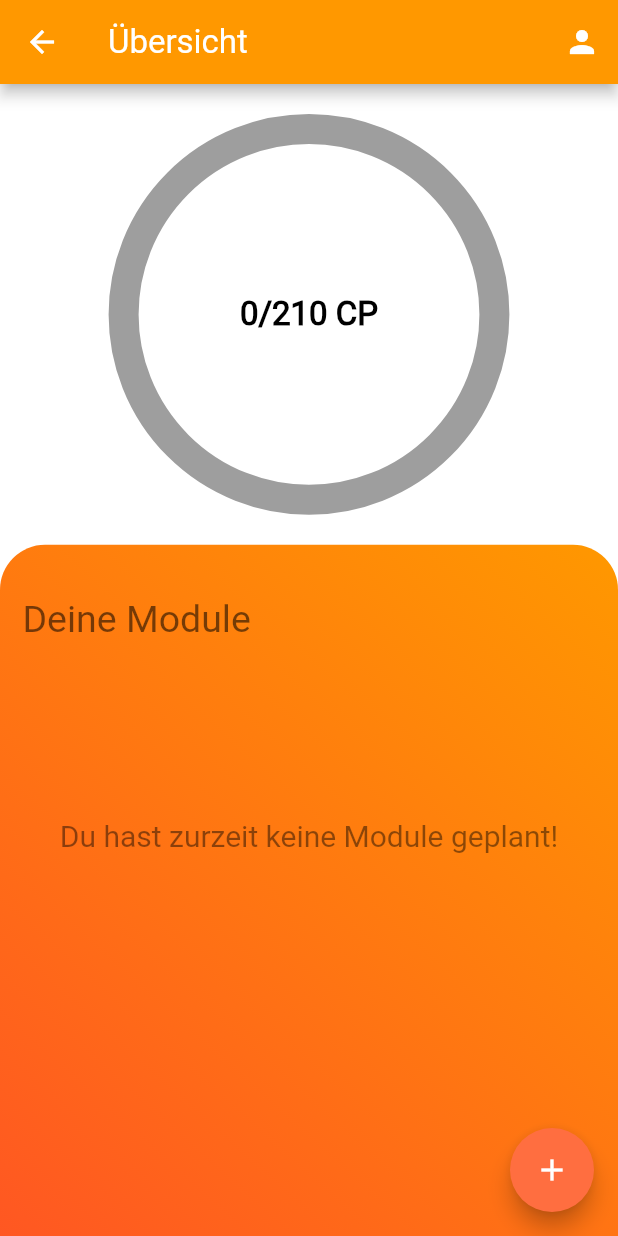
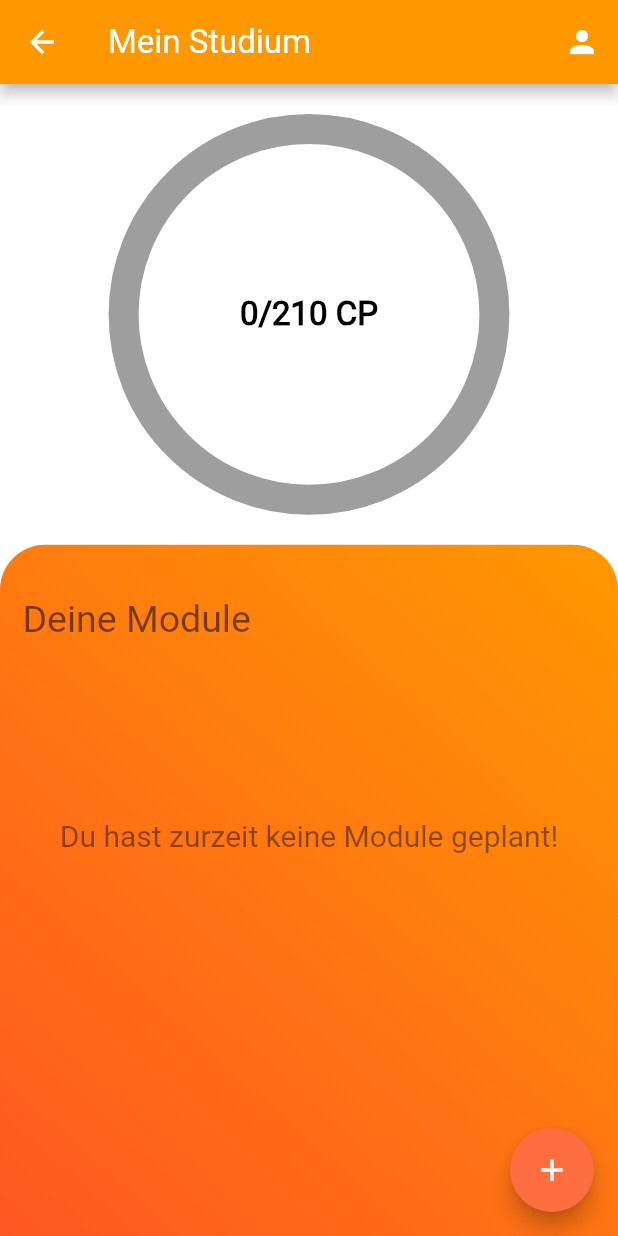
Before and after one commit to AlfredTachi/MyStudyBuddy2020, a Flutter app: the Dashboard screen opened by its route, on a phone screen of 412 x 824 dp. Run offline on Flutter 3.47's test engine with Material 2 defaults, Android fonts, the phone set to English and light mode, and no system bars; our stand-ins replace get, percent_indicator, photo_view, shared_preferences, smooth_star_rating, sqflite and 1 more; missing offline and left inert: flutter_custom_dialog; accounts and stored records are empty.

Commit message:
commented out error

```diff
--- a/lib/dashboard/dashboard.dart
+++ b/lib/dashboard/dashboard.dart
@@ -15,7 +15,7 @@ class DashboardState extends State<Dashboard> {
   Widget build(BuildContext context) {
     return Scaffold(
       appBar: AppBar(
-        title: Text("Übersicht"),
+        title: Text("Mein Studium"),
         actions: <Widget>[
           IconButton(
             icon: Icon(Icons.person),
@@ -86,15 +86,15 @@ class DashboardState extends State<Dashboard> {
                                     future: getFutureData(),
                                     builder: (BuildContext context,
                                         AsyncSnapshot snapshot) {
-                                      if (snapshot.hasData) {
-                                        return Center(
-                                          child: Wrap(
-                                              direction: Axis.horizontal,
-                                              spacing: 0,
-                                              runSpacing: 5,
-                                              children: getFutureData()),
-                                        );
-                                      } else {
+                                      // if (snapshot.hasData) {
+                                      //   return Center(
+                                      //     child: Wrap(
+                                      //         direction: Axis.horizontal,
+                                      //         spacing: 0,
+                                      //         runSpacing: 5,
+                                      //         children: getFutureData()),
+                                      //   );
+                                      // } else {
                                       return Center(
                                           child: Align(
                                               heightFactor: 10,
@@ -104,7 +104,7 @@ class DashboardState extends State<Dashboard> {
                                                 style: TextStyle(
                                                     color: Colors.black45),
                                               ))));
-                                      }
+                                      // }
                                     },
                                   ),
                                 ),
@@ -125,6 +125,7 @@ class DashboardState extends State<Dashboard> {
   }
 
   getFutureData() async {
+    ///TODO Dashboard fixen
     var module = await DBProvider.db.getModule(151);
     String title = module.title;
     return title;
```
Lines whose indentation alone changed are shown as unchanged.
